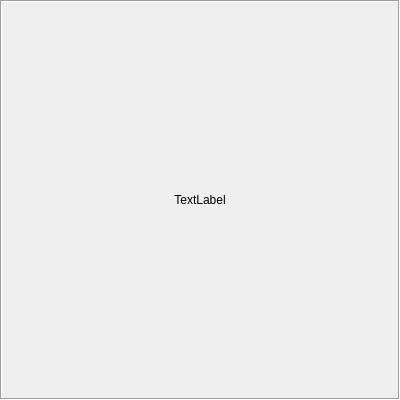
Above: Src/Widgets/QcmEntryGuess.ui from Aryetis/Obenkyobo before the change. Below: the same form after it.
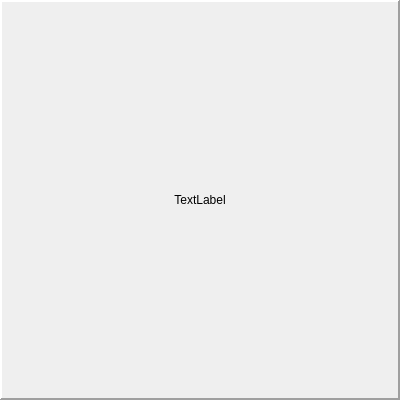
That is the form after the change.

```diff
--- a/Src/Widgets/QcmEntryGuess.ui
+++ b/Src/Widgets/QcmEntryGuess.ui
@@ -30,12 +30,17 @@
     <number>0</number>
    </property>
    <item>
+    <layout class="QVBoxLayout" name="verticalLayout">
+     <item>
     <widget class="QLabel" name="EntryGuess">
      <property name="frameShape">
-      <enum>QFrame::Box</enum>
+        <enum>QFrame::Panel</enum>
      </property>
      <property name="frameShadow">
-      <enum>QFrame::Sunken</enum>
+        <enum>QFrame::Raised</enum>
+       </property>
+       <property name="lineWidth">
+        <number>2</number>
      </property>
      <property name="text">
       <string>TextLabel</string>
@@ -44,12 +49,14 @@
       <set>Qt::AlignCenter</set>
      </property>
      <property name="wordWrap">
-      <bool>true</bool>
+        <bool>false</bool>
      </property>
      <property name="textInteractionFlags">
       <set>Qt::NoTextInteraction</set>
      </property>
     </widget>
+     </item>
+    </layout>
    </item>
   </layout>
  </widget>
```
Lines whose indentation alone changed are shown as unchanged.
